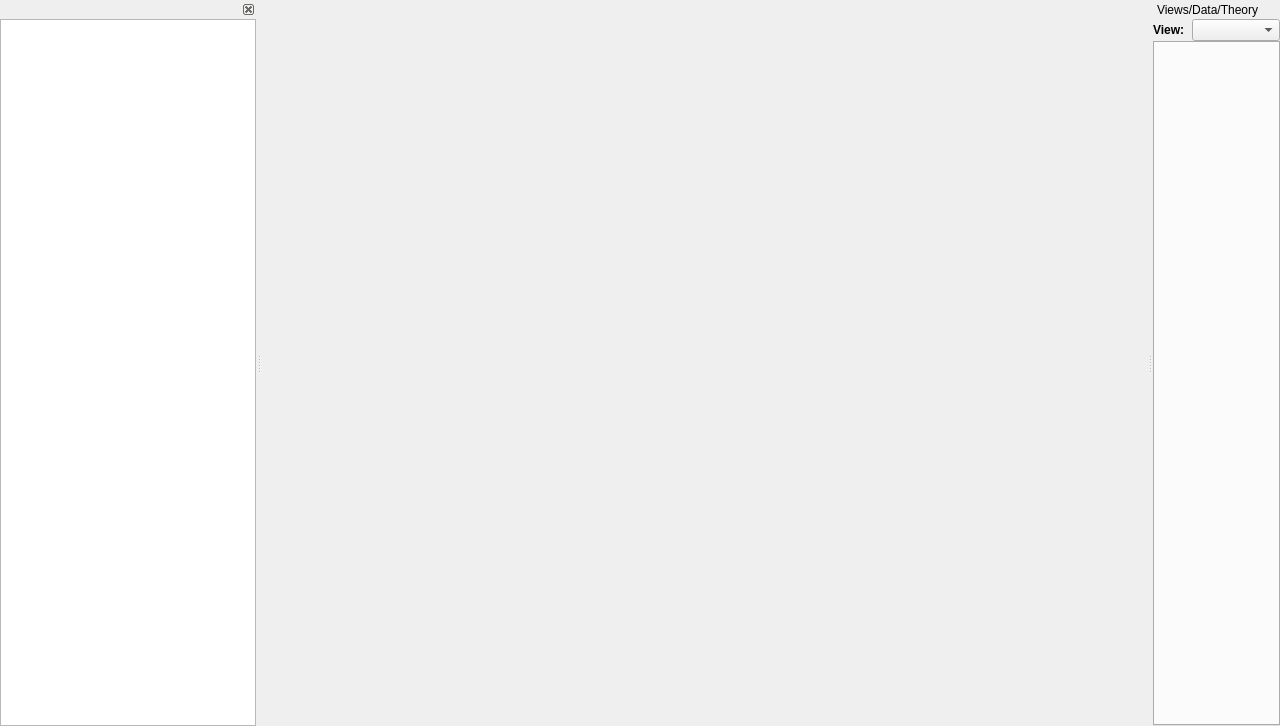
Old version of the form RepTate/gui/QApplicationWindow.ui in the repository jorge-ramirez-upm/RepTate.
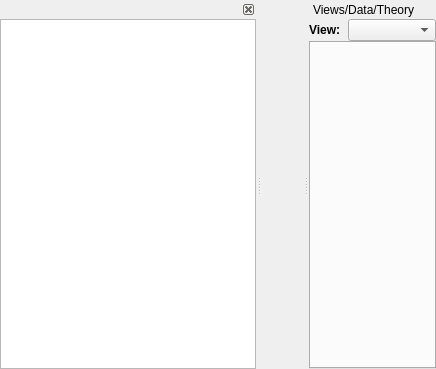
New version of the form. Icons and pictures are not drawn.

```diff
--- a/RepTate/gui/QApplicationWindow.ui
+++ b/RepTate/gui/QApplicationWindow.ui
@@ -6,8 +6,8 @@
    <rect>
     <x>0</x>
     <y>0</y>
-    <width>1280</width>
-    <height>726</height>
+    <width>436</width>
+    <height>369</height>
    </rect>
   </property>
   <property name="windowTitle">
```
